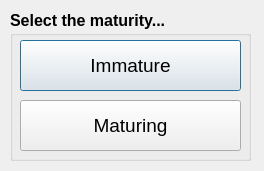
This is ui/MatSelDlgABL.ui in guyuhong/CLAMS as Qt 5 draws it before an edit. The edited form follows.
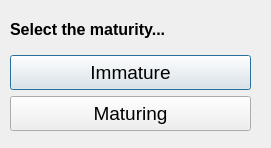
This is the edited form.

Diff of the .ui file:
```diff
--- a/ui/MatSelDlgABL.ui
+++ b/ui/MatSelDlgABL.ui
@@ -6,81 +6,74 @@
    <rect>
     <x>0</x>
     <y>0</y>
-    <width>264</width>
-    <height>171</height>
+    <width>271</width>
+    <height>148</height>
    </rect>
   </property>
   <property name="windowTitle">
    <string>Maturity Selection</string>
   </property>
-  <widget class="QGroupBox" name="groupBox">
-   <property name="geometry">
-    <rect>
-     <x>10</x>
-     <y>30</y>
-     <width>241</width>
-     <height>131</height>
-    </rect>
-   </property>
-   <property name="title">
-    <string/>
-   </property>
-   <widget class="QPushButton" name="immatureBtn">
-    <property name="geometry">
-     <rect>
-      <x>10</x>
-      <y>10</y>
-      <width>221</width>
-      <height>51</height>
-     </rect>
-    </property>
-    <property name="font">
-     <font>
-      <pointsize>14</pointsize>
-     </font>
-    </property>
-    <property name="text">
-     <string>Immature</string>
-    </property>
-   </widget>
-   <widget class="QPushButton" name="maturingBtn">
-    <property name="geometry">
-     <rect>
-      <x>10</x>
-      <y>70</y>
-      <width>221</width>
-      <height>51</height>
-     </rect>
-    </property>
-    <property name="font">
-     <font>
-      <pointsize>14</pointsize>
-     </font>
-    </property>
-    <property name="text">
-     <string>Maturing</string>
-    </property>
-   </widget>
-  </widget>
-  <widget class="QLabel" name="label">
+  <widget class="QWidget" name="verticalLayoutWidget">
    <property name="geometry">
     <rect>
      <x>10</x>
      <y>10</y>
-     <width>181</width>
-     <height>20</height>
+     <width>241</width>
+     <height>121</height>
     </rect>
    </property>
-   <property name="font">
-    <font>
-     <pointsize>12</pointsize>
-     <weight>75</weight>
-     <bold>true</bold>
-    </font>
-   </property>
-   <property name="text">
-    <string>Select the maturity...</string>
-   </property>
+   <layout class="QVBoxLayout" name="verticalLayout">
+    <item>
+     <widget class="QLabel" name="label">
+      <property name="font">
+       <font>
+        <pointsize>12</pointsize>
+        <weight>75</weight>
+        <bold>true</bold>
+       </font>
+      </property>
+      <property name="text">
+       <string>Select the maturity...</string>
+      </property>
+     </widget>
+    </item>
+    <item>
+     <widget class="QPushButton" name="immatureBtn">
+      <property name="minimumSize">
+       <size>
+        <width>165</width>
+        <height>35</height>
+       </size>
+      </property>
+      <property name="font">
+       <font>
+        <pointsize>14</pointsize>
+       </font>
+      </property>
+      <property name="text">
+       <string>Immature</string>
+      </property>
+     </widget>
+    </item>
+    <item>
+     <widget class="QPushButton" name="maturingBtn">
+      <property name="minimumSize">
+       <size>
+        <width>165</width>
+        <height>35</height>
+       </size>
+      </property>
+      <property name="font">
+       <font>
+        <pointsize>14</pointsize>
+       </font>
+      </property>
+      <property name="text">
+       <string>Maturing</string>
+      </property>
+     </widget>
+    </item>
+   </layout>
   </widget>
  </widget>
  <resources/>
```
